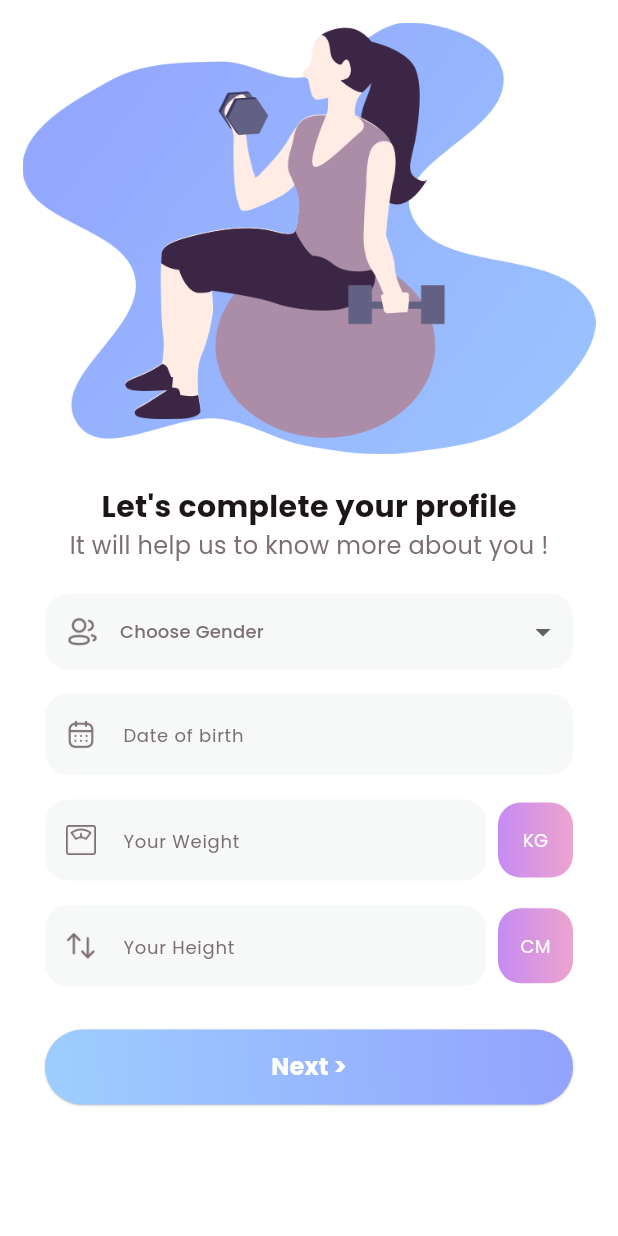
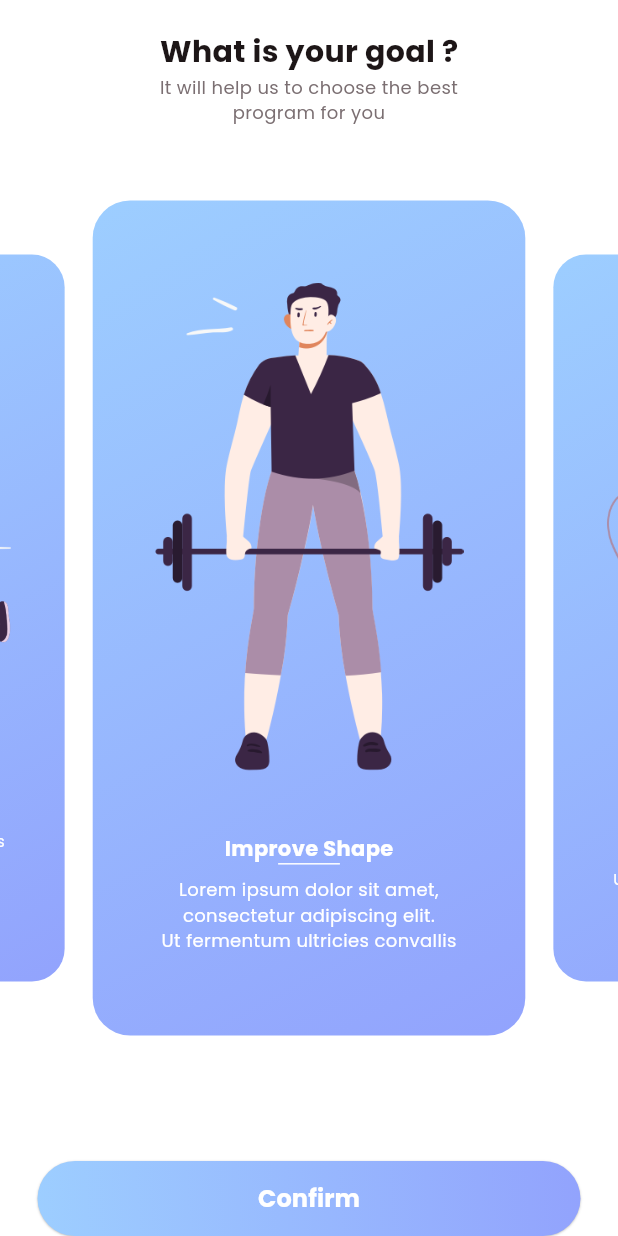
Before and after one commit to Moubarak321/fitnessapp, a Flutter app: the CompleteProfileView screen opened directly, after a tap on "Next >", on a phone screen of 412 x 824 dp. Run offline on Flutter 3.47's test engine with Material 3 defaults, Android fonts, the phone set to English and light mode, and no system bars; drawn by our look-alikes of carousel_slider.

Commit message:
ajout goal page

```diff
--- a/lib/screens/login/complete_profile_view.dart
+++ b/lib/screens/login/complete_profile_view.dart
@@ -1,6 +1,7 @@
 import "package:fitnessapp/common/color_extension.dart";
 import "package:fitnessapp/common_widget/round_button.dart";
 import "package:fitnessapp/common_widget/round_textField.dart";
+import "package:fitnessapp/screens/login/what_goal_view.dart";
 import "package:flutter/material.dart";
 
 class CompleteProfileView extends StatefulWidget {
@@ -42,7 +43,7 @@ class _CompleteProfileViewState extends State<CompleteProfileView> {
                 ),
                 Text(
                   "It will help us to know more about you !",
-                  style: TextStyle(color: Tcolor.grey, fontSize: 16),
+                  style: TextStyle(color: Tcolor.grey, fontSize: 12),
                 ),
                 SizedBox(
                   height: media.width * 0.05,
@@ -185,7 +186,7 @@ class _CompleteProfileViewState extends State<CompleteProfileView> {
                               context,
                               MaterialPageRoute(
                                 builder: ((context) =>
-                                    const CompleteProfileView()),
+                                    const WhatYourGoalView()),
                               ),
                             );
                           }),
--- /dev/null
+++ b/lib/screens/login/what_goal_view.dart
@@ -0,0 +1,151 @@
+import "package:fitnessapp/common/color_extension.dart";
+import "package:fitnessapp/common_widget/round_button.dart";
+import "package:flutter/material.dart";
+import 'package:carousel_slider/carousel_slider.dart';
+
+class WhatYourGoalView extends StatefulWidget {
+  const WhatYourGoalView({super.key});
+
+  @override
+  State<WhatYourGoalView> createState() => _WhatYourGoalViewState();
+}
+
+class _WhatYourGoalViewState extends State<WhatYourGoalView> {
+  CarouselController buttonCarouselController = CarouselController();
+
+  List goalArr = [
+    {
+      "image": "assets/images/goal_1.png",
+      "title": "Improve Shape",
+      "subtitle":
+          "Lorem ipsum dolor sit amet,\nconsectetur adipiscing elit.\nUt fermentum ultricies convallis"
+    },
+    {
+      "image": "assets/images/goal_2.png",
+      "title": "Lean and Tone",
+      "subtitle":
+          "Lorem ipsum dolor sit amet,\nconsectetur adipiscing elit.\nUt fermentum ultricies convallis"
+    },
+    {
+      "image": "assets/images/goal_3.png",
+      "title": "Lose a fat",
+      "subtitle":
+          "Lorem ipsum dolor sit amet,\nconsectetur adipiscing elit.\nUt fermentum ultricies convallis"
+    },
+  ];
+  @override
+  Widget build(BuildContext context) {
+    var media = MediaQuery.of(context).size;
+
+    return Scaffold(
+      backgroundColor: Tcolor.white,
+      body: SafeArea(
+        child: Stack(
+          children: [
+            Center(
+              child: CarouselSlider(
+                items: goalArr
+                    .map(
+                      (gObj) => Container(
+                        decoration: BoxDecoration(
+                          gradient: LinearGradient(
+                              colors: Tcolor.primaryG,
+                              begin: Alignment.topLeft,
+                              end: Alignment.bottomRight),
+                          borderRadius: BorderRadius.circular(25),
+                        ),
+                        padding: EdgeInsets.symmetric(
+                            vertical: media.width * 0.1, horizontal: 25),
+                        alignment: Alignment.center,
+                        child: FittedBox(
+                          child: Column(
+                            children: [
+                              Image.asset(
+                                gObj["image"].toString(),
+                                width: media.width * 0.5,
+                                fit: BoxFit.fitWidth,
+                              ),
+                              SizedBox(
+                                height: media.width * 0.1,
+                              ),
+                              Text(
+                                gObj["title"].toString(),
+                                style: TextStyle(
+                                    color: Tcolor.white,
+                                    fontSize: 14,
+                                    fontWeight: FontWeight.w700),
+                              ),
+                              Container(
+                                width: media.width * 0.1,
+                                height: 1,
+                                color: Tcolor.white,
+                              ),
+                              SizedBox(
+                                height: media.width * 0.02,
+                              ),
+                              Text(
+                                gObj["subtitle"].toString(),
+                                textAlign: TextAlign.center,
+                                style: TextStyle(
+                                    color: Tcolor.white, fontSize: 12),
+                              ),
+                            ],
+                          ),
+                        ),
+                      ),
+                    )
+                    .toList(),
+                carouselController: buttonCarouselController,
+                options: CarouselOptions(
+                  autoPlay: false,
+                  enlargeCenterPage: true,
+                  viewportFraction: 0.7,
+                  aspectRatio: 0.74,
+                  initialPage: 0,
+                ),
+              ),
+            ),
+            Container(
+              padding: const EdgeInsets.symmetric(horizontal: 25),
+              width: media.width,
+              child: Column(
+                children: [
+                  SizedBox(
+                    height: media.width * 0.05,
+                  ),
+                  Text(
+                    "What is your goal ?",
+                    style: TextStyle(
+                        color: Tcolor.black,
+                        fontSize: 20,
+                        fontWeight: FontWeight.w700),
+                  ),
+                  Text(
+                    "It will help us to choose the best\nprogram for you",
+                    textAlign: TextAlign.center,
+                    style: TextStyle(color: Tcolor.grey, fontSize: 12),
+                  ),
+                  const Spacer(),
+                  SizedBox(
+                    height: media.width * 0.05,
+                  ),
+                  RoundButton(
+                    title: "Confirm",
+                    onPressed: () {
+                      Navigator.push(
+                        context,
+                        MaterialPageRoute(
+                          builder: ((context) => const WhatYourGoalView()),
+                        ),
+                      );
+                    },
+                  ),
+                ],
+              ),
+            ),
+          ],
+        ),
+      ),
+    );
+  }
+}
--- a/pubspec.yaml
+++ b/pubspec.yaml
@@ -35,10 +35,15 @@ dependencies:
   # The following adds the Cupertino Icons font to your application.
   # Use with the CupertinoIcons class for iOS style icons.
   cupertino_icons: ^1.0.2
+  firebase_auth: ^4.16.0
+  firebase_storage: ^11.6.0
+  firebase_database: ^10.4.0
+  carousel_slider: ^4.2.1
 
 dev_dependencies:
   flutter_test:
     sdk: flutter
+
 
   # The "flutter_lints" package below contains a set of recommended lints to
   # encourage good coding practices. The lint set provided by the package is
```
Also changed, not shown: pubspec.lock, 3 other files.
